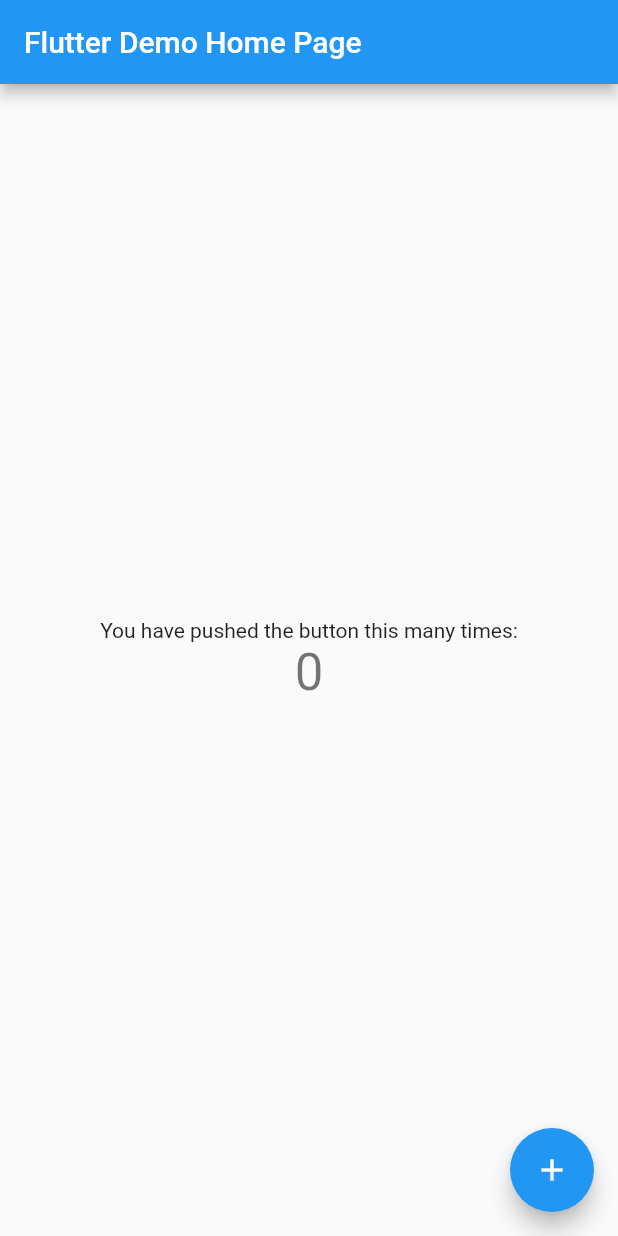
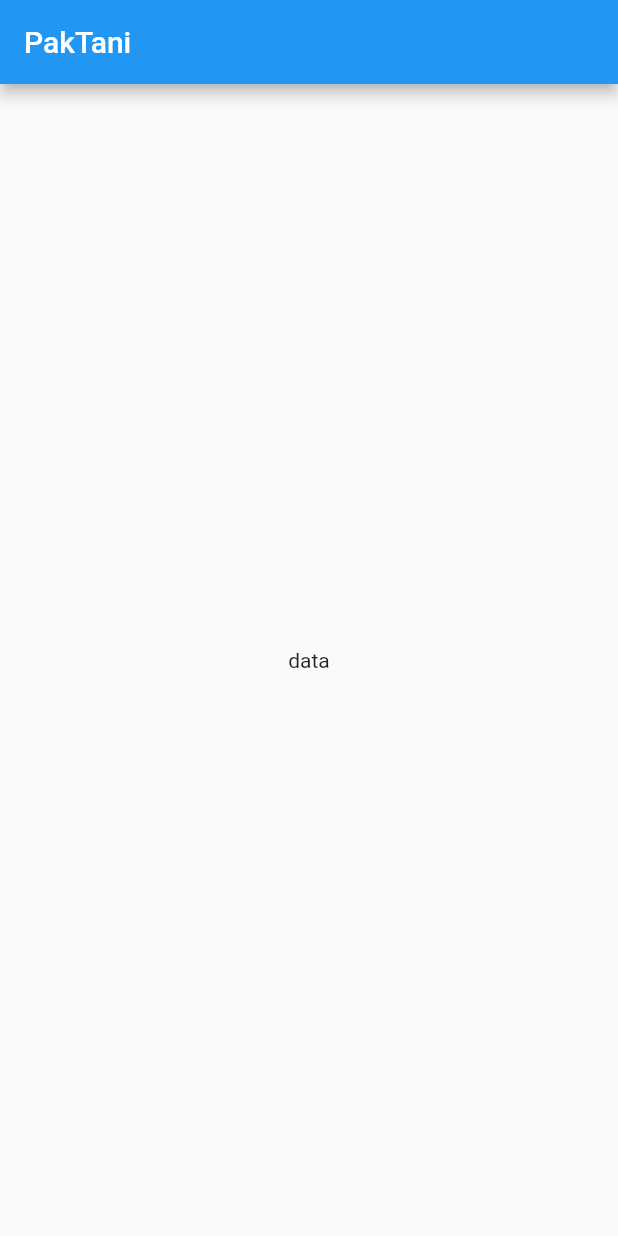
Before and after one commit to ananda606/PakTani, a Flutter app: the screen it shows after launch, on a phone screen of 412 x 824 dp. Run offline on Flutter 3.47's test engine with Material 2 defaults, Android fonts, the phone set to English and light mode, and no system bars.

Commit message:
create landing page ui

```diff
--- /dev/null
+++ b/lib/landing_page.dart
@@ -0,0 +1,15 @@
+import 'package:flutter/material.dart';
+
+class LandingPage extends StatelessWidget {
+  @override
+  Widget build(BuildContext context) {
+    return Scaffold(
+      appBar: AppBar(
+        title: Text('PakTani'),
+      ),
+      body: Center(
+        child: Text('data'),
+      ),
+    );
+  }
+}
--- a/lib/main.dart
+++ b/lib/main.dart
@@ -1,7 +1,7 @@
 import 'package:flutter/material.dart';
-
+import 'package:flutter_application_1/landing_page.dart';
 void main() {
-  runApp(const MyApp());
+  runApp(MyApp());
 }
 
 class MyApp extends StatelessWidget {
@@ -12,11 +12,13 @@ class MyApp extends StatelessWidget {
   Widget build(BuildContext context) {
     return MaterialApp(
       title: 'PakTani',
+
       theme: ThemeData(
 
         primarySwatch: Colors.blue,
       ),
-      home: const MyHomePage(title: 'Flutter Demo Home Page'),
+
+      home: LandingPage(),
     );
   }
 }
--- a/pubspec.yaml
+++ b/pubspec.yaml
@@ -34,6 +34,7 @@ dependencies:
   # The following adds the Cupertino Icons font to your application.
   # Use with the CupertinoIcons class for iOS style icons.
   cupertino_icons: ^1.0.2
+  get: ^4.6.5
 
 dev_dependencies:
   flutter_test:
```
Also changed, not shown: pubspec.lock.
